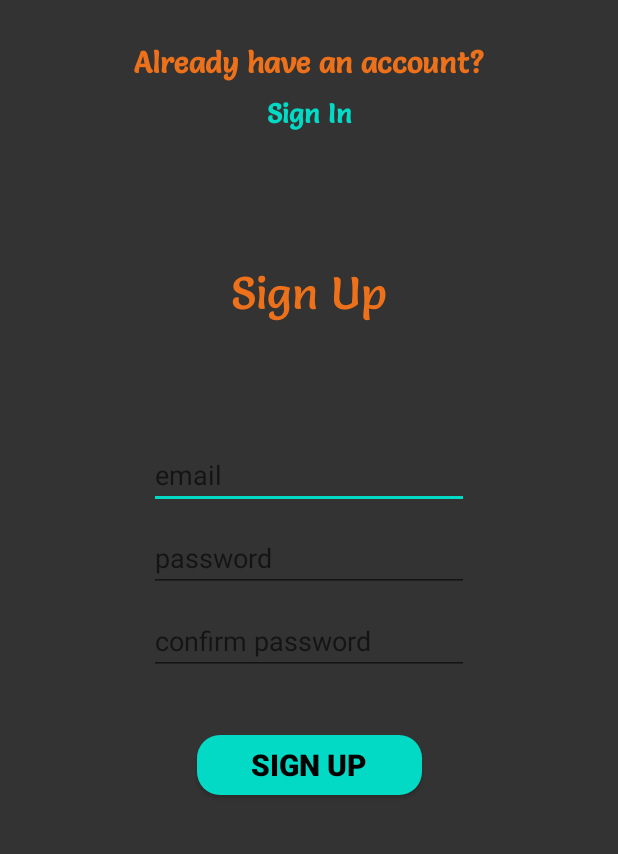
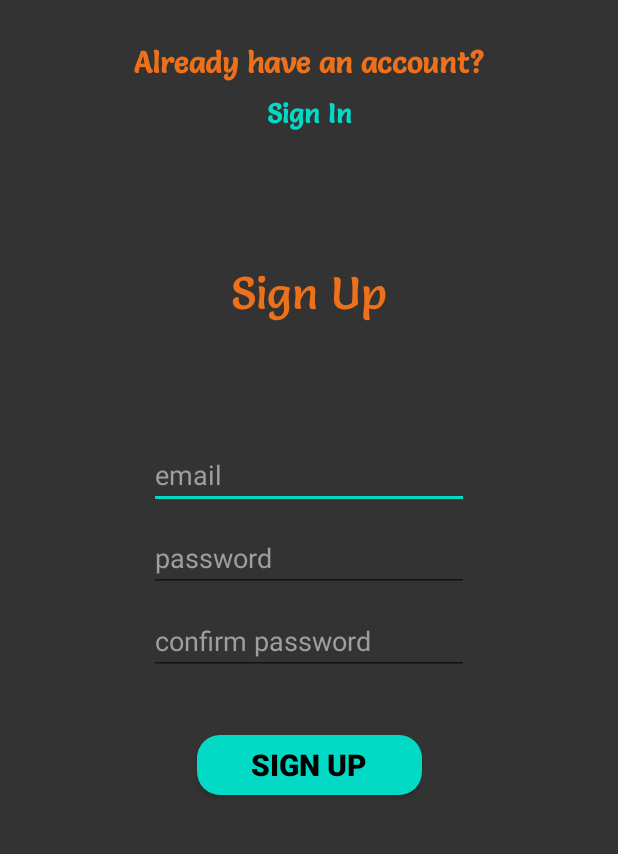
Before and after one commit to Sexavet93/VapeArtOnline, an Android app: the screen it shows after launch (MainActivity), after a tap on "Create a new Account", on a phone screen of 412 x 824 dp, the part 143-997 px from its top. Run offline under Robolectric (Android 15) with nearby library versions, the phone set to English and light mode, and no system bars; our stand-ins replace Dagger/Hilt's generated code, Firebase (no records; nobody signed in at launch, a user with empty details on screens opened directly), Room's generated code, navigation-ui; pictures from the network do not load.

Commit message:
optimization3

```diff
--- a/app/src/main/java/com/vapeart/data/di/RoomModule.kt
+++ b/app/src/main/java/com/vapeart/data/di/RoomModule.kt
@@ -17,9 +17,7 @@ import javax.inject.Singleton
 @InstallIn(SingletonComponent::class)
 class RoomModule {
 
-    @Provides
-    @Singleton
-    fun getRoomDb(@ApplicationContext context: Context): RoomDB {
+    private fun getRoomDb(context: Context): RoomDB {
         return Room.databaseBuilder(
             context.applicationContext,
             RoomDB::class.java,
@@ -28,8 +26,9 @@ class RoomModule {
     }
 
     @Provides
-    fun getDao(roomDb: RoomDB): RoomDao {
-        return roomDb.getDao()
+    @Singleton
+    fun getDao(@ApplicationContext context: Context): RoomDao {
+        return getRoomDb(context).getDao()
     }
 
 }
--- a/app/src/main/java/com/vapeart/presentation/fragments/DetailsFragment.kt
+++ b/app/src/main/java/com/vapeart/presentation/fragments/DetailsFragment.kt
@@ -136,7 +136,6 @@ class DetailsFragment : Fragment() {
                 showToast(getString(R.string.install_whatsapp))
             }
         }
-
     }
 
     private fun setAddToFavoritesButtonListener(){
--- a/app/src/main/res/layout/activity_main.xml
+++ b/app/src/main/res/layout/activity_main.xml
@@ -27,7 +27,8 @@
                 android:layout_width="35dp"
                 android:layout_height="35dp"
                 android:background="@drawable/ic_menu"
-                android:contentDescription="@string/category" />
+                android:contentDescription="@string/category"
+                tools:ignore="TouchTargetSizeCheck" />
 
             <ImageView
                 android:layout_width="150dp"
@@ -44,7 +45,8 @@
                 android:layout_height="30dp"
                 android:layout_marginStart="20dp"
                 android:background="@drawable/phone_call"
-                android:contentDescription="@string/call" />
+                android:contentDescription="@string/call"
+                tools:ignore="TouchTargetSizeCheck"/>
 
             <FrameLayout
                 android:id="@+id/cart"
@@ -52,7 +54,8 @@
                 android:layout_width="30dp"
                 android:layout_height="30dp"
                 android:layout_marginStart="20dp"
-                android:background="@drawable/shopping_cart">
+                android:background="@drawable/shopping_cart"
+                tools:ignore="SpeakableTextPresentCheck,TouchTargetSizeCheck">
 
                 <ImageView
                     android:id="@+id/selectedItemCount"
@@ -60,7 +63,8 @@
                     android:layout_height="wrap_content"
                     android:layout_gravity="end"
                     android:src="@drawable/dot"
-                    android:visibility="gone"/>
+                    android:visibility="gone"
+                    tools:ignore="ContentDescription" />
 
             </FrameLayout>
 
@@ -71,7 +75,8 @@
                 android:layout_height="35dp"
                 android:layout_marginStart="20dp"
                 android:background="@drawable/ic_dropdown_menu"
-                android:contentDescription="@string/menu" />
+                android:contentDescription="@string/menu"
+                tools:ignore="TouchTargetSizeCheck"/>
 
         </androidx.appcompat.widget.Toolbar>
 
--- a/app/src/main/res/layout/fragment_items_review.xml
+++ b/app/src/main/res/layout/fragment_items_review.xml
@@ -9,7 +9,8 @@
         android:id="@+id/categoryNameTextview"
         android:layout_width="match_parent"
         android:layout_height="match_parent"
-        tools:text="category name"/>
+        android:textColor="#FF6F00"
+        tools:text="category name" />
 
     <ProgressBar
         android:id="@+id/progressBar"
--- a/app/src/main/res/layout/fragment_sign_up.xml
+++ b/app/src/main/res/layout/fragment_sign_up.xml
@@ -15,7 +15,8 @@
         app:layout_constraintEnd_toEndOf="parent"
         app:layout_constraintTop_toTopOf="parent"
         android:layout_marginTop="10dp"
-        android:scaleType="centerCrop"/>
+        android:scaleType="centerCrop"
+        tools:ignore="ContentDescription" />
 
 
     <TextView
@@ -42,68 +43,73 @@
 
     <EditText
         android:id="@+id/emailEditText"
+        style="@style/edit_text_style"
         android:layout_width="wrap_content"
         android:layout_height="wrap_content"
-        android:ems="10"
+        android:autofillHints="emailAddress"
         android:hint="@string/email"
         android:inputType="textEmailAddress"
-        android:textColor="@color/white"
         app:layout_constraintBottom_toBottomOf="parent"
         app:layout_constraintEnd_toEndOf="parent"
         app:layout_constraintStart_toStartOf="parent"
-        app:layout_constraintTop_toTopOf="parent" />
+        app:layout_constraintTop_toTopOf="parent"
+        tools:ignore="TouchTargetSizeCheck" />
 
     <EditText
         android:id="@+id/passwordEditText"
+        style="@style/edit_text_style"
         android:layout_width="wrap_content"
         android:layout_height="wrap_content"
-        android:ems="10"
+        android:layout_marginTop="10dp"
+        android:autofillHints="password"
+        android:hint="@string/password"
         android:inputType="textPassword"
-        android:hint="@string/password"
-        android:textColor="@color/white"
+        app:layout_constraintEnd_toEndOf="parent"
         app:layout_constraintStart_toStartOf="parent"
-        app:layout_constraintEnd_toEndOf="parent"
         app:layout_constraintTop_toBottomOf="@id/emailEditText"
-        android:layout_marginTop="10dp"/>
+        tools:ignore="TouchTargetSizeCheck" />
 
     <EditText
         android:id="@+id/confirmPasswordEditText"
+        style="@style/edit_text_style"
         android:layout_width="wrap_content"
         android:layout_height="wrap_content"
-        android:ems="10"
+        android:layout_marginTop="10dp"
+        android:autofillHints="password"
+        android:hint="@string/confirm_password"
         android:inputType="textPassword"
-        android:hint="@string/confirm_password"
-        android:textColor="@color/white"
+        app:layout_constraintEnd_toEndOf="parent"
         app:layout_constraintStart_toStartOf="parent"
-        app:layout_constraintEnd_toEndOf="parent"
         app:layout_constraintTop_toBottomOf="@id/passwordEditText"
-        android:layout_marginTop="10dp"/>
+        tools:ignore="TouchTargetSizeCheck" />
 
     <androidx.appcompat.widget.AppCompatButton
         android:id="@+id/signUpButton"
+        style="@style/button_text_style1"
         android:layout_width="150dp"
         android:layout_height="40dp"
+        android:layout_marginTop="40dp"
+        android:background="@drawable/button_shape"
         android:text="@string/sign_up"
-        style="@style/button_text_style1"
-        android:background="@drawable/button_shape"
+        app:layout_constraintEnd_toEndOf="parent"
         app:layout_constraintStart_toStartOf="parent"
-        app:layout_constraintEnd_toEndOf="parent"
         app:layout_constraintTop_toBottomOf="@id/confirmPasswordEditText"
-        android:layout_marginTop="40dp"/>
+        tools:ignore="DuplicateSpeakableTextCheck,TouchTargetSizeCheck" />
 
     <TextView
         android:id="@+id/signInTextView"
+        style="@style/text_style2"
         android:layout_width="wrap_content"
         android:layout_height="wrap_content"
+        android:layout_marginTop="10dp"
+        android:clickable="true"
+        android:focusable="true"
+        android:foreground="?android:attr/selectableItemBackground"
         android:text="@string/sign_in"
-        style="@style/text_style2"
         app:layout_constraintEnd_toEndOf="@+id/topText"
         app:layout_constraintStart_toStartOf="@+id/topText"
         app:layout_constraintTop_toBottomOf="@+id/topText"
-        android:layout_marginTop="10dp"
-        android:focusable="true"
-        android:clickable="true"
-        android:foreground="?android:attr/selectableItemBackground"/>
+        tools:ignore="TouchTargetSizeCheck" />
 
     <ProgressBar
         android:id="@+id/progressBar"
--- a/app/src/main/res/values/strings.xml
+++ b/app/src/main/res/values/strings.xml
@@ -58,4 +58,5 @@
     <string name="default_calculator_value">0</string>
     <string name="increase_items_quantity">Increase items quantity</string>
     <string name="reduce_items_quantity">Reduce items quantity</string>
+    <string name="seller_phone">+994704030313</string>
 </resources>
```
Also changed, not shown: app/src/main/java/com/vapeart/presentation/activities/MainActivity.kt (+16 -20 lines), app/src/main/java/com/vapeart/presentation/adapters/MainAdapter.kt (+2 -6 lines), app/src/main/java/com/vapeart/presentation/utils/DeviceCategory.kt (added, +10 -0 lines), app/src/main/res/layout/cart_list_item_layout.xml (+24 -19 lines), app/src/main/res/layout/fragment_details.xml (+39 -31 lines), app/src/main/res/layout/fragment_home.xml (+16 -13 lines), app/src/main/res/layout/wish_list_item_layout.xml (+13 -7 lines), app/src/main/java/com/vapeart/domain/Item.kt (line endings or trailing spaces).
